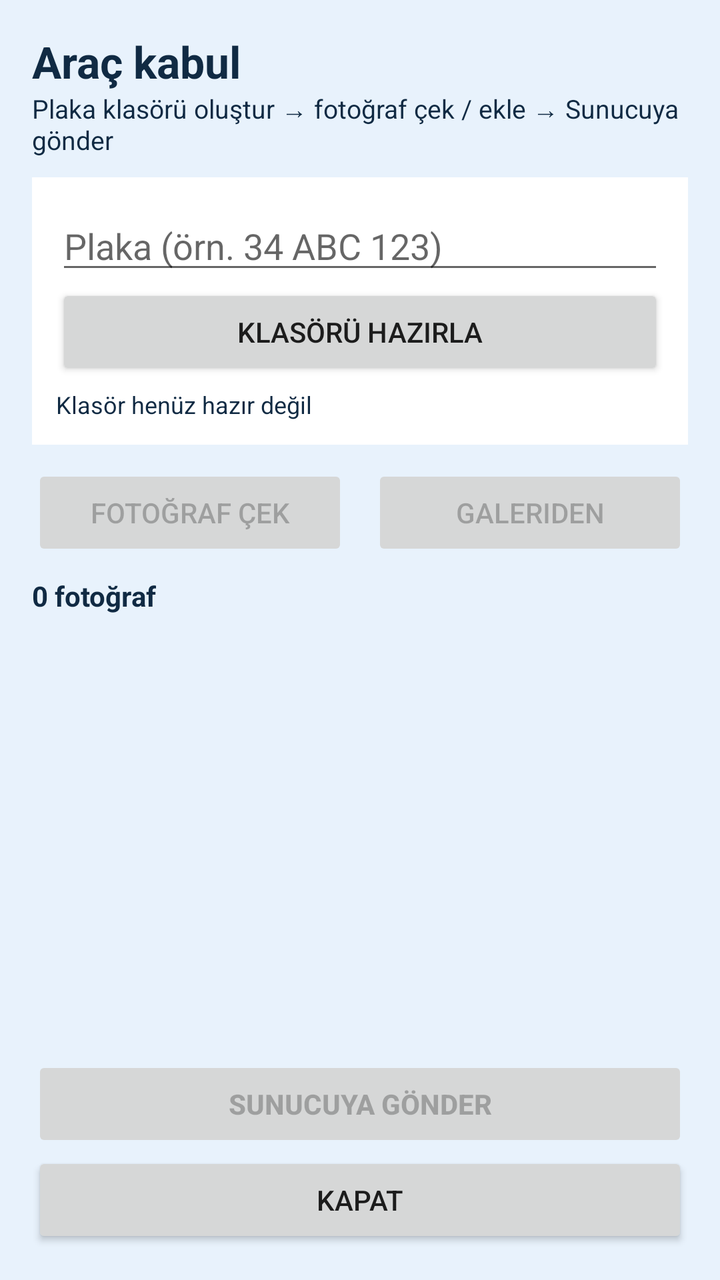
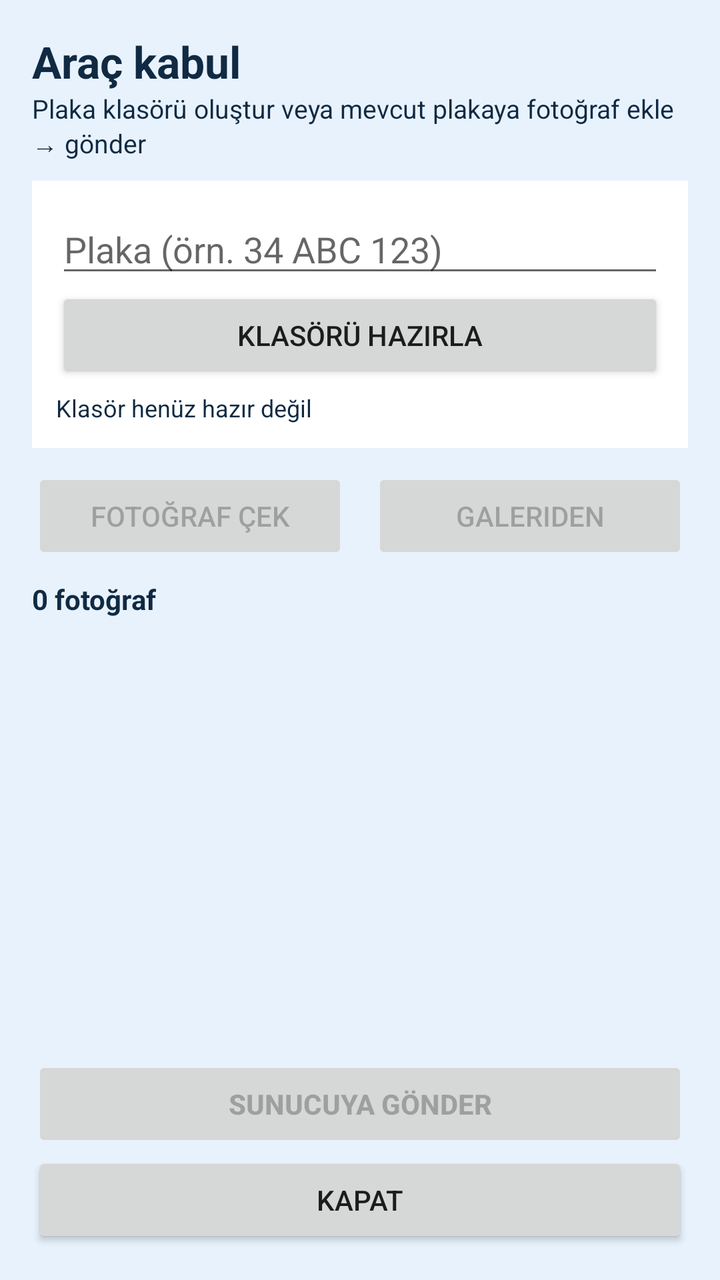

Compare the two renders of this Android layout. The source of the first and the diff that turns it into the second are given below.
<!-- AndroidManifest.xml: activity theme Theme.TRDriver -->
<!-- res/layout/activity_vehicle_intake.xml -->
<?xml version="1.0" encoding="utf-8"?>
<LinearLayout xmlns:android="http://schemas.android.com/apk/res/android"
    android:layout_width="match_parent"
    android:layout_height="match_parent"
    android:background="@color/tr_sky"
    android:orientation="vertical"
    android:padding="16dp">

    <TextView
        android:layout_width="match_parent"
        android:layout_height="wrap_content"
        android:text="Araç kabul"
        android:textColor="@color/tr_ink"
        android:textSize="22sp"
        android:textStyle="bold" />

    <TextView
        android:layout_width="match_parent"
        android:layout_height="wrap_content"
        android:layout_marginBottom="10dp"
        android:text="Plaka klasörü oluştur → fotoğraf çek / ekle → Sunucuya gönder"
        android:textColor="@color/tr_ink"
        android:textSize="13sp" />

    <LinearLayout
        android:layout_width="match_parent"
        android:layout_height="wrap_content"
        android:background="@android:color/white"
        android:orientation="vertical"
        android:padding="12dp">

        <EditText
            android:id="@+id/inputPlate"
            android:layout_width="match_parent"
            android:layout_height="wrap_content"
            android:hint="Plaka (örn. 34 ABC 123)"
            android:inputType="textCapCharacters"
            android:maxLines="1"
            android:textColor="@color/tr_ink" />

        <Button
            android:id="@+id/btnPrepareFolder"
            android:layout_width="match_parent"
            android:layout_height="wrap_content"
            android:text="Klasörü hazırla" />

        <TextView
            android:id="@+id/folderStatus"
            android:layout_width="match_parent"
            android:layout_height="wrap_content"
            android:layout_marginTop="4dp"
            android:text="Klasör henüz hazır değil"
            android:textColor="@color/tr_ink"
            android:textSize="12sp" />
    </LinearLayout>

    <LinearLayout
        android:layout_width="match_parent"
        android:layout_height="wrap_content"
        android:layout_marginTop="10dp"
        android:orientation="horizontal">

        <Button
            android:id="@+id/btnCapture"
            android:layout_width="0dp"
            android:layout_height="wrap_content"
            android:layout_marginEnd="6dp"
            android:layout_weight="1"
            android:enabled="false"
            android:text="Fotoğraf çek" />

        <Button
            android:id="@+id/btnPickGallery"
            android:layout_width="0dp"
            android:layout_height="wrap_content"
            android:layout_marginStart="6dp"
            android:layout_weight="1"
            android:enabled="false"
            android:text="Galeriden" />
    </LinearLayout>

    <TextView
        android:id="@+id/photoCount"
        android:layout_width="match_parent"
        android:layout_height="wrap_content"
        android:layout_marginTop="8dp"
        android:text="0 fotoğraf"
        android:textColor="@color/tr_ink"
        android:textStyle="bold" />

    <ProgressBar
        android:id="@+id/uploadBar"
        style="?android:attr/progressBarStyleHorizontal"
        android:layout_width="match_parent"
        android:layout_height="8dp"
        android:layout_marginTop="4dp"
        android:max="100"
        android:progress="0"
        android:progressTint="@color/tr_blue"
        android:visibility="gone" />

    <TextView
        android:id="@+id/uploadStatus"
        android:layout_width="match_parent"
        android:layout_height="wrap_content"
        android:layout_marginBottom="4dp"
        android:textColor="@color/tr_ink"
        android:textSize="12sp"
        android:visibility="gone" />

    <androidx.recyclerview.widget.RecyclerView
        android:id="@+id/photoList"
        android:layout_width="match_parent"
        android:layout_height="0dp"
        android:layout_marginTop="4dp"
        android:layout_weight="1" />

    <Button
        android:id="@+id/btnSend"
        android:layout_width="match_parent"
        android:layout_height="wrap_content"
        android:layout_marginTop="8dp"
        android:enabled="false"
        android:text="Sunucuya gönder"
        android:textStyle="bold" />

    <Button
        android:id="@+id/btnClose"
        android:layout_width="match_parent"
        android:layout_height="wrap_content"
        android:text="Kapat" />
</LinearLayout>
<!-- resources referenced by this layout -->
<resources>
  <color name="tr_blue">#0B5CAD</color>
  <color name="tr_ink">#102A43</color>
  <color name="tr_sky">#E8F2FC</color>
  <style name="Theme.TRDriver" parent="Theme.MaterialComponents.Light.NoActionBar">
          <item name="colorPrimary">@color/tr_blue</item>
          <item name="colorPrimaryVariant">@color/tr_blue_dark</item>
          <item name="colorOnPrimary">@color/tr_white</item>
          <item name="android:statusBarColor">@color/tr_blue_dark</item>
          <item name="android:windowBackground">@color/tr_sky</item>
      </style>
  <color name="tr_blue_dark">#083F78</color>
  <color name="tr_white">#FFFFFF</color>
</resources>

<!-- the commit's change to res/layout/activity_vehicle_intake.xml (unified diff, before → after) -->
@@ -18,7 +18,7 @@
         android:layout_width="match_parent"
         android:layout_height="wrap_content"
         android:layout_marginBottom="10dp"
-        android:text="Plaka klasörü oluştur → fotoğraf çek / ekle → Sunucuya gönder"
+        android:text="Plaka klasörü oluştur veya mevcut plakaya fotoğraf ekle → gönder"
         android:textColor="@color/tr_ink"
         android:textSize="13sp" />
 
@@ -43,6 +43,14 @@
             android:layout_width="match_parent"
             android:layout_height="wrap_content"
             android:text="Klasörü hazırla" />
+
+        <Button
+            android:id="@+id/btnRecentPlates"
+            android:layout_width="match_parent"
+            android:layout_height="wrap_content"
+            android:layout_marginTop="4dp"
+            android:visibility="gone"
+            android:text="Son plaka" />
 
         <TextView
             android:id="@+id/folderStatus"
